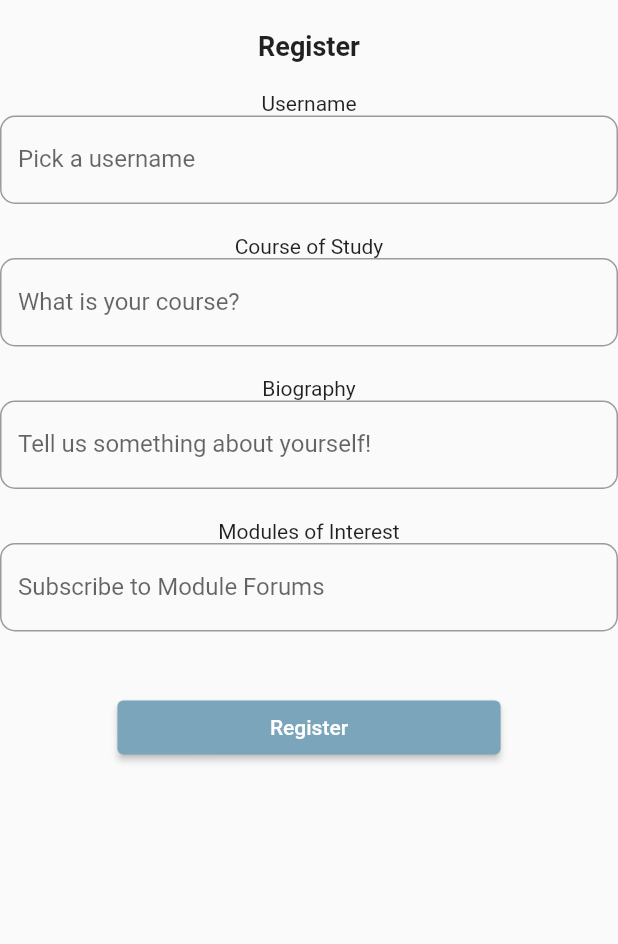
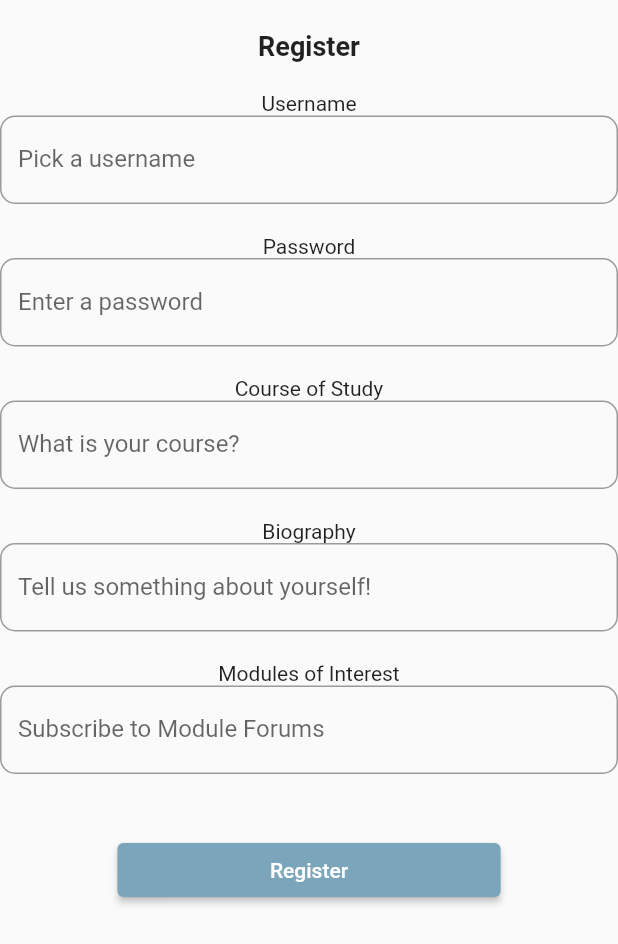
Before and after one commit to tlyi/friendlinus, a Flutter app: the RegisterForm widget shown alone on an empty page, opened directly, on a phone screen of 412 x 824 dp. Shown: the top 944 px of the screen. Run offline on Flutter 3.47's test engine with Material 2 defaults, Android fonts, the phone set to English and light mode, and no system bars; our stand-ins replace firebase_auth, firebase_core; accounts and stored records are empty.

Commit message:
Added TextControllers

```diff
--- a/lib/login_page.dart
+++ b/lib/login_page.dart
@@ -37,6 +37,8 @@ class LogInForm extends StatefulWidget {
 
 class _LogInFormState extends State<LogInForm> {
   final _formKey = GlobalKey<FormState>();
+  TextEditingController emailController = TextEditingController();
+  TextEditingController passwordController = TextEditingController();
 
   @override
   Widget build(BuildContext context) {
@@ -57,6 +59,7 @@ class _LogInFormState extends State<LogInForm> {
 
   Widget _buildEmail() {
     return TextFormField(
+      controller: emailController,
       validator: (value) =>
           (value == null || value.isEmpty) ? "Please input email" : null,
       decoration: InputDecoration(
@@ -71,6 +74,7 @@ class _LogInFormState extends State<LogInForm> {
   Widget _buildPassword() {
     return TextFormField(
       obscureText: true,
+      controller: passwordController,
       validator: (value) =>
           (value == null || value.isEmpty) ? "Please input password" : null,
       decoration: InputDecoration(
--- a/lib/register_page1.dart
+++ b/lib/register_page1.dart
@@ -10,6 +10,7 @@ class RegisterPage1 extends StatefulWidget {
 
 class _RegisterPage1State extends State<RegisterPage1> {
   final _formKey = GlobalKey<FormState>();
+  TextEditingController idController = TextEditingController();
 
   @override
   Widget build(BuildContext context) {
@@ -51,6 +52,7 @@ class _RegisterPage1State extends State<RegisterPage1> {
 
   Widget _buildIDField() {
     return TextFormField(
+      controller: idController,
       validator: (value) =>
           (value == null || value.isEmpty) ? "Please input NUSNET ID" : null,
       decoration: InputDecoration(
--- a/lib/register_page2.dart
+++ b/lib/register_page2.dart
@@ -1,3 +1,4 @@
+import 'package:flutter/cupertino.dart';
 import 'package:flutter/material.dart';
 import 'home_page.dart';
 
@@ -12,9 +13,7 @@ class RegisterPage2 extends StatelessWidget {
         minimum: EdgeInsets.all(30.0),
         child: RegisterForm(),
       ),
-        )
-      )
-    );
+    )));
   }
 }
 
@@ -25,17 +24,26 @@ class RegisterForm extends StatefulWidget {
 
 class _RegisterFormState extends State<RegisterForm> {
   final _formKey = GlobalKey<FormState>();
+  TextEditingController usernameController = TextEditingController();
+  TextEditingController passwordController = TextEditingController();
+  TextEditingController courseController = TextEditingController();
+  TextEditingController bioController = TextEditingController();
+  TextEditingController moduleController = TextEditingController();
 
   @override
   Widget build(BuildContext context) {
     return Form(
       key: _formKey,
-      child: Column(mainAxisSize: MainAxisSize.min, children: <Widget>[
+      child: Column(
+        mainAxisSize: MainAxisSize.min,
+        children: <Widget>[
           SizedBox(height: 20),
           _buildHeader(),
           //Add Profile picture? Or not now
           SizedBox(height: 20),
           _buildUsernameField(),
+          SizedBox(height: 20),
+          _buildPasswordField(),
           SizedBox(height: 20),
           _buildCourseField(),
           SizedBox(height: 20),
@@ -63,6 +71,7 @@ class _RegisterFormState extends State<RegisterForm> {
     return Column(children: <Widget>[
       Text("Username"),
       TextFormField(
+        controller: usernameController,
         validator: (value) =>
             (value == null || value.isEmpty) ? "Required Field" : null,
         decoration: InputDecoration(
@@ -75,10 +84,31 @@ class _RegisterFormState extends State<RegisterForm> {
     ]);
   }
 
+  Widget _buildPasswordField() {
+    return Column(children: <Widget>[
+      Text("Password"),
+      TextFormField(
+        controller: passwordController,
+        validator: (value) => (value == null || value.isEmpty)
+            ? "Required Field"
+            : (value.length < 6)
+                ? "Password must be at least 6 characters long"
+                : null,
+        decoration: InputDecoration(
+          border: OutlineInputBorder(
+            borderRadius: BorderRadius.circular(10.0),
+          ),
+          labelText: 'Enter a password',
+        ),
+      ),
+    ]);
+  }
+
   Widget _buildCourseField() {
     return Column(children: <Widget>[
       Text("Course of Study"),
       TextFormField(
+        controller: courseController,
         validator: (value) =>
             (value == null || value.isEmpty) ? "Required Field" : null,
         decoration: InputDecoration(
@@ -95,6 +125,9 @@ class _RegisterFormState extends State<RegisterForm> {
     return Column(children: <Widget>[
       Text("Biography"),
       TextFormField(
+        controller: bioController,
+        keyboardType: TextInputType.multiline,
+        maxLines: null,
         decoration: InputDecoration(
           border: OutlineInputBorder(
             borderRadius: BorderRadius.circular(10.0),
@@ -109,6 +142,7 @@ class _RegisterFormState extends State<RegisterForm> {
     return Column(children: <Widget>[
       Text("Modules of Interest"),
       TextFormField(
+        controller: moduleController,
         validator: (value) =>
             (value == null || value.isEmpty) ? "Required Field" : null,
         decoration: InputDecoration(
```
Also changed, not shown: lib/home_page.dart (+39 -3 lines), 1 other file. Lines whose indentation alone changed are shown as unchanged.
